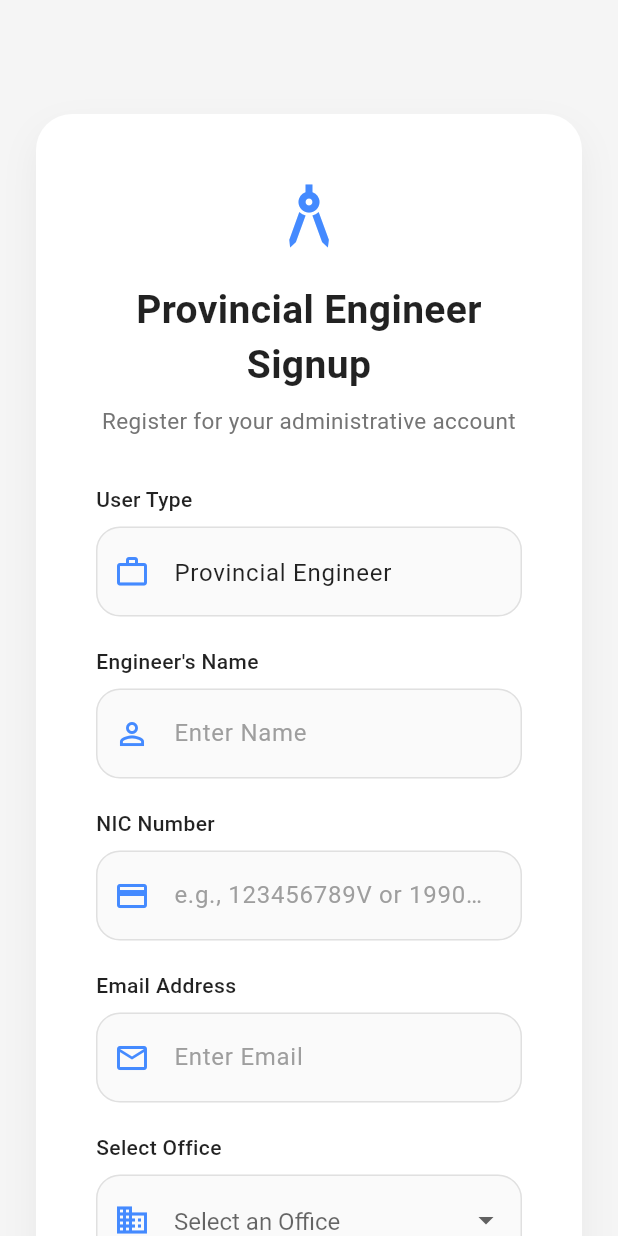
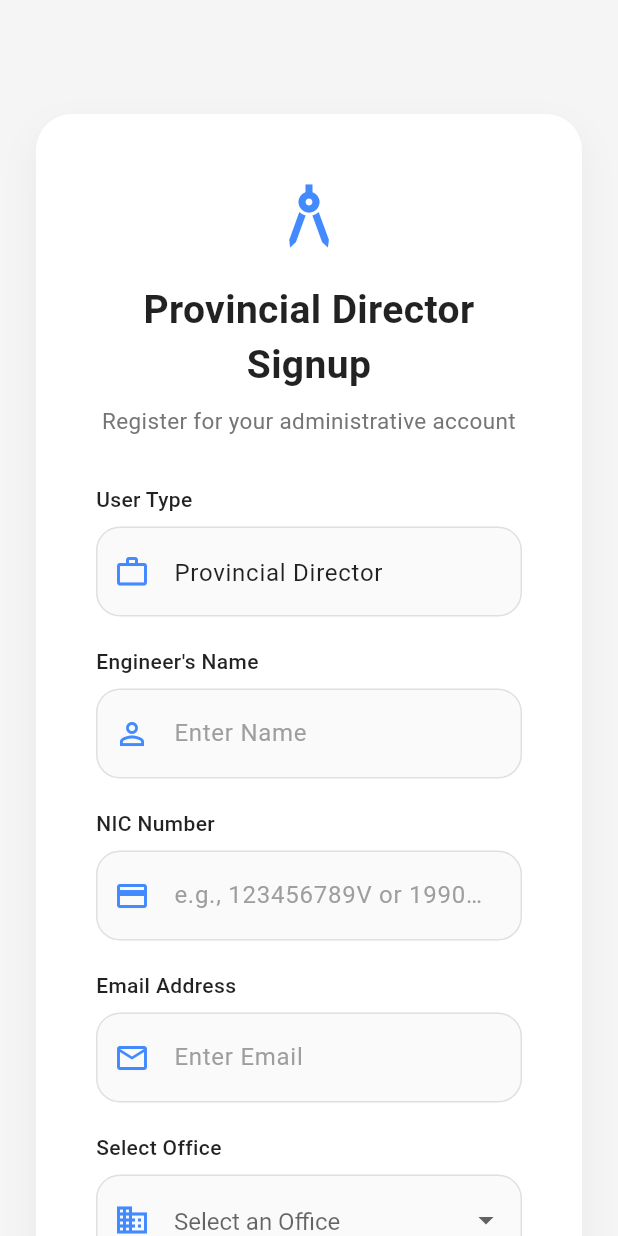
Before and after one commit to IrrigationDepartment/BuildCare, a Flutter app: the ProvincialEngRegistrationPage screen opened directly, on a phone screen of 412 x 824 dp. Run offline on Flutter 3.47's test engine with Material 3 defaults, Android fonts, the light colour scheme and no system bars; our stand-ins replace cached_network_image, cloud_firestore, firebase_auth, firebase_core, firebase_storage, image_picker and 4 more; accounts and stored records are empty.

Commit message:
issue 1 completed

```diff
--- a/lib/login.dart
+++ b/lib/login.dart
@@ -114,7 +114,7 @@ class _LoginPageState extends State<LoginPage> {
 
       Widget destination;
       switch (userType) {
-        case 'Provincial Engineer':
+        case 'Provincial Director':
           destination = ProvincialEngDashboard(userData: userData);
           break;
         case 'Chief Engineer':
--- a/lib/screens/ProvincialEng/dashboard.dart
+++ b/lib/screens/ProvincialEng/dashboard.dart
@@ -527,7 +527,7 @@ class DashboardHeader extends StatelessWidget {
 
   @override
   Widget build(BuildContext context) {
-    final String userName = userData?['name'] ?? 'Engineer';
+    final String userName = userData?['name'] ?? 'Director';
     final String userRole = userData?['userType'] ?? 'Provincial Dashboard';
 
     // Using FirebaseAuth just like in NotificationPage
--- a/lib/screens/ProvincialEng/signup.dart
+++ b/lib/screens/ProvincialEng/signup.dart
@@ -24,7 +24,7 @@ class _ProvincialEngRegistrationPageState
 
   // Controllers
   final _userTypeController =
-      TextEditingController(text: 'Provincial Engineer');
+      TextEditingController(text: 'Provincial Director');
   final _nameController = TextEditingController();
   final _nicController = TextEditingController();
   final _emailController = TextEditingController();
@@ -201,7 +201,7 @@ class _ProvincialEngRegistrationPageState
           'office': _selectedOffice,
           'officePhone': _officePhoneController.text.trim(),
           'mobilePhone': _mobileController.text.trim(),
-          'userType': 'Provincial Engineer',
+          'userType': 'Provincial Director',
           'createdAt': Timestamp.now(),
           'isActive': _initialIsActiveStatus,
           'profile_image': _defaultProfileImageUrl,
@@ -287,7 +287,7 @@ class _ProvincialEngRegistrationPageState
                       const Icon(Icons.architecture_outlined, size: 56, color: Colors.blueAccent),
                       const SizedBox(height: 16),
                       const Text(
-                        'Provincial Engineer Signup',
+                        'Provincial Director Signup',
                         textAlign: TextAlign.center,
                         style: TextStyle(
                           fontSize: 26,
@@ -789,7 +789,7 @@ class _ProvincialEngLoginPageState extends State<ProvincialEngLoginPage> {
                       const Icon(Icons.person_pin_circle_outlined, size: 80, color: Colors.blueAccent),
                       const SizedBox(height: 16),
                       const Text(
-                        'Provincial Engineer',
+                        'Provincial Director',
                         textAlign: TextAlign.center,
                         style: TextStyle(
                           fontSize: 24,
--- a/lib/signup.dart
+++ b/lib/signup.dart
@@ -77,7 +77,7 @@ class _SignUpScreenState extends State<SignUpScreen> {
 
   // Dropdown list items
   final List<String> _userTypes = [
-    'Provincial Engineer',
+    'Provincial Director',
     'Site Manager',
     'Contractor'
   ];
```
